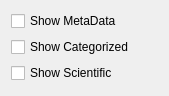
First picture: the form in ground/gcs/src/plugins/uavobjectbrowser/viewoptions.ui, repository TauLabs/TauLabs, before the edit.
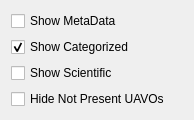
Second picture: the form after the edit.

Commit message: GCS UAVO browser: Added "hide not present uavos" to the options popup

The edit to the form file:
```diff
--- a/ground/gcs/src/plugins/uavobjectbrowser/viewoptions.ui
+++ b/ground/gcs/src/plugins/uavobjectbrowser/viewoptions.ui
@@ -6,8 +6,8 @@
    <rect>
     <x>0</x>
     <y>0</y>
-    <width>169</width>
-    <height>96</height>
+    <width>194</width>
+    <height>120</height>
    </rect>
   </property>
   <property name="windowTitle">
@@ -26,6 +26,9 @@
      <property name="text">
       <string>Show Categorized</string>
      </property>
+     <property name="checked">
+      <bool>true</bool>
+     </property>
     </widget>
    </item>
    <item>
@@ -35,6 +38,13 @@
      </property>
     </widget>
    </item>
+   <item>
+    <widget class="QCheckBox" name="cbHideNotPresent">
+     <property name="text">
+      <string>Hide Not Present UAVOs</string>
+     </property>
+    </widget>
+   </item>
   </layout>
  </widget>
  <resources/>
```
